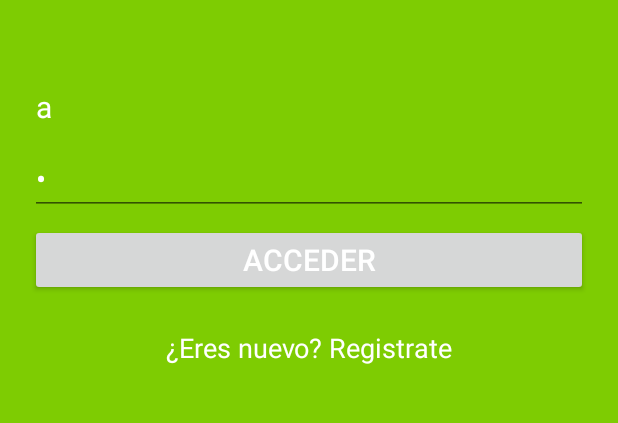
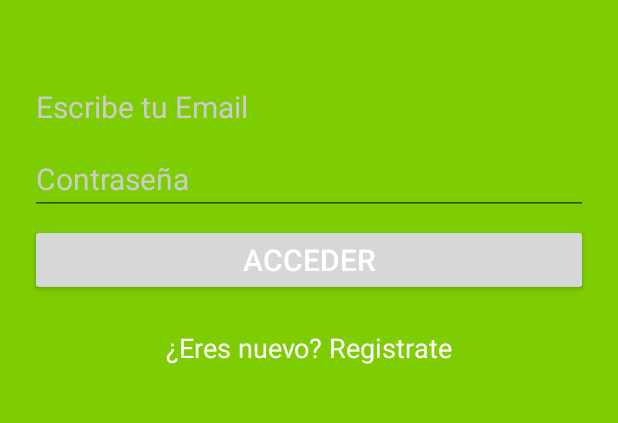
Before and after one commit to christianfus/ProyectoFinal_PMM, an Android app: the screen it shows after launch (LoginActivity), on a phone screen of 412 x 824 dp, the part 420-843 px from its top. Run offline under Robolectric (Android 15) with nearby library versions, the phone set to English and light mode, and no system bars.

Commit message:
Proyecto Terminado
Done

```diff
--- a/ProyectoFin_PMM/app/src/main/res/layout/activity_login.xml
+++ b/ProyectoFin_PMM/app/src/main/res/layout/activity_login.xml
@@ -40,7 +40,7 @@
         android:maxLines="1"
         android:drawablePadding="10dp"
         android:hint="Escribe tu Email"
-        android:text="a"
+        android:text=""
         android:textColorHint="#cccccc"
         android:textColor="#FFFFFF"
         android:textSize="20sp"
@@ -57,7 +57,7 @@
         android:singleLine="true"
         android:maxLines="1"
         android:hint="Contraseña"
-        android:text="a"
+        android:text=""
         android:textSize="20sp"
         android:textColorHint="#cccccc"
         android:textColor="#FFFFFF"
```
